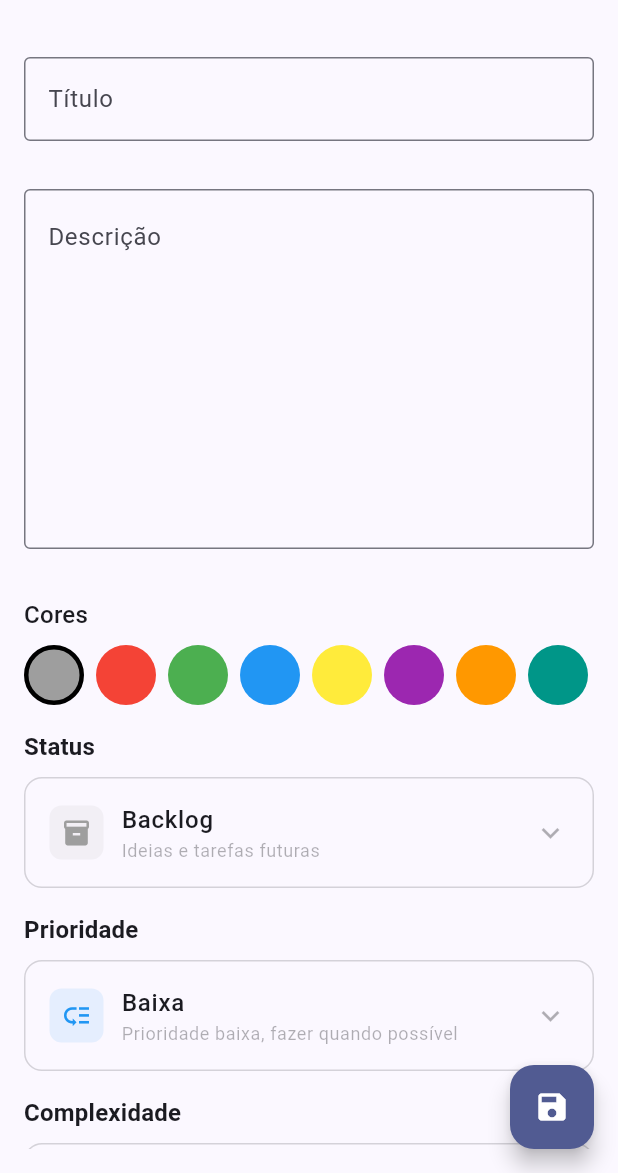
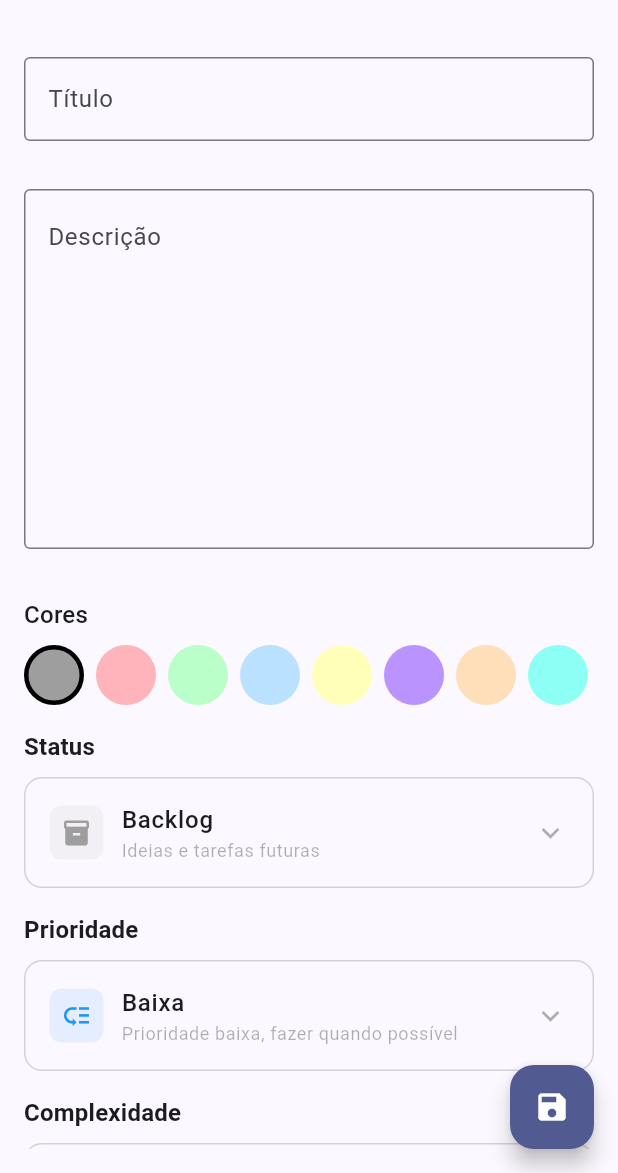
Before and after one commit to igorsantos314/flutter-ikanban-app, a Flutter app: the screen it shows after launch, after a tap on the "add" icon, on a phone screen of 412 x 824 dp, the part 63-1236 px from its top. Run offline on Flutter 3.47's test engine with Material 3 defaults, Android fonts, the phone set to English and light mode, and no system bars; our stand-ins replace drift, equatable, flutter_bloc, freezed_annotation, get_it, go_router; accounts and stored records are empty; generated files the repository leaves out were written again.

Commit message:
Refactor task form selectors and UI components
- Removed the `task_form_selectors_mixin.dart` file and integrated its functionality into the relevant UI components.
- Updated `task_item_list.dart` to enhance the display of task details, including status and priority indicators.
- Deleted the `task_type_selector.dart` file and replaced it with a new `color_selector.dart`, `complexity_selector.dart`, `date_selector_field.dart`, `form_selector_field.dart`, `priority_selector.dart`, and `status_selector.dart` to improve modularity and maintainability.
- Introduced new selector widgets for color, complexity, date, form fields, priority, and status, enhancing the user experience in task management.
- Improved the overall structure and readability of the codebase by organizing selector components into dedicated files.

```diff
--- a/lib/features/task/presentation/bloc/form/task_form_bloc.dart
+++ b/lib/features/task/presentation/bloc/form/task_form_bloc.dart
@@ -240,6 +240,7 @@ class TaskFormBloc extends Bloc<TaskEvent, TaskFormState> {
               status: task.status,
               priority: task.priority,
               complexity: task.complexity,
+              color: task.color,
               type: task.type,
               dueDate: task.dueDate,
             ),
--- a/lib/features/task/presentation/colors/task_colors.dart
+++ b/lib/features/task/presentation/colors/task_colors.dart
@@ -17,25 +17,25 @@ extension TaskColorsExtension on TaskColors {
   Color get color {
     switch (this) {
       case TaskColors.defaultColor:
-        return const Color(0xFF9E9E9E); // Gray
+        return const Color.fromARGB(255, 158, 158, 158); // Gray
       case TaskColors.red:
-        return const Color(0xFFF44336);
+        return const Color.fromARGB(255, 255, 179, 186);
       case TaskColors.green:
-        return const Color(0xFF4CAF50);
+        return const Color.fromARGB(255, 186, 255, 201);
       case TaskColors.blue:
-        return const Color(0xFF2196F3);
+        return const Color.fromARGB(255, 186, 225, 255);
       case TaskColors.yellow:
-        return const Color(0xFFFFEB3B);
+        return const Color.fromARGB(255, 255, 255, 186);
       case TaskColors.purple:
-        return const Color(0xFF9C27B0);
+        return const Color.fromARGB(255, 186, 147, 255);
       case TaskColors.orange:
-        return const Color(0xFFFF9800);
+        return const Color.fromARGB(255, 255, 223, 186);
       case TaskColors.teal:
-        return const Color(0xFF009688);
+        return const Color.fromARGB(255, 141, 255, 244);
       case TaskColors.lavender:
-        return const Color(0xFFE1BEE7);
+        return const Color.fromARGB(255, 230, 190, 255);
       case TaskColors.blueGrey:
-        return const Color(0xFF607D8B);
+        return const Color.fromARGB(255, 96, 125, 139);
     }
   }
 
--- a/lib/features/task/presentation/modals/status_selector_bottom_sheet.dart
+++ b/lib/features/task/presentation/modals/status_selector_bottom_sheet.dart
@@ -1,6 +1,6 @@
 import 'package:flutter/material.dart';
 import 'package:flutter_ikanban_app/features/task/domain/enums/task_status.dart';
-import 'package:flutter_ikanban_app/features/task/presentation/widgets/status_selector.dart';
+import 'package:flutter_ikanban_app/features/task/presentation/widgets/selectors/status_selector.dart';
 
 class StatusSelectorBottomSheet extends StatelessWidget {
   final TaskStatus selectedStatus;
--- a/lib/features/task/presentation/pages/task_list_page.dart
+++ b/lib/features/task/presentation/pages/task_list_page.dart
@@ -7,7 +7,7 @@ import 'package:flutter_ikanban_app/features/task/presentation/bloc/list/task_li
 import 'package:flutter_ikanban_app/features/task/presentation/bloc/list/task_list_state.dart';
 import 'package:flutter_ikanban_app/features/task/presentation/bloc/task_event.dart';
 import 'package:flutter_ikanban_app/features/task/presentation/modals/status_selector_bottom_sheet.dart';
-import 'package:flutter_ikanban_app/features/task/presentation/widgets/task_form_selectors_mixin.dart';
+import 'package:flutter_ikanban_app/features/task/presentation/widgets/selectors/task_form_selectors_mixin.dart';
 import 'package:flutter_ikanban_app/features/task/presentation/widgets/task_item_list.dart';
 
 class TaskListPage extends StatelessWidget {
@@ -89,7 +89,33 @@ class _TaskListPageContentState extends State<TaskListPageContent>
         ),
       ],
       child: Scaffold(
-        appBar: AppBar(title: const Text('iKanban - Tarefas')),
+        appBar: AppBar(
+          leading: Icon(
+            size: 32,
+            Icons.checklist
+          ),
+          title: const Text('OnMyBox - Tarefas'),
+          actions: [
+            IconButton(
+              iconSize: 32,
+              icon: const Icon(Icons.search),
+              onPressed: () {
+                context.read<TaskListBloc>().add(
+                      const RefreshTasksEvent(),
+                    );
+              },
+            ),
+            IconButton(
+              iconSize: 32,
+              icon: const Icon(Icons.filter_list),
+              onPressed: () {
+                context.read<TaskListBloc>().add(
+                      const RefreshTasksEvent(),
+                    );
+              },
+            ),
+          ],
+        ),
         floatingActionButton: FloatingActionButton(
           onPressed: () {
             AppNavigation.navigateToTask(context);
@@ -98,23 +124,6 @@ class _TaskListPageContentState extends State<TaskListPageContent>
         ),
         body: Column(
           children: [
-            // Search Bar
-            Padding(
-              padding: const EdgeInsets.all(16.0),
-              child: TextField(
-                decoration: const InputDecoration(
-                  hintText: 'Buscar tarefas...',
-                  prefixIcon: Icon(Icons.search),
-                  border: OutlineInputBorder(),
-                ),
-                onChanged: (value) {},
-                onSubmitted: (value) {
-                  context.read<TaskListBloc>().add(
-                    SearchTasksEvent(query: value),
-                  );
-                },
-              ),
-            ),
             // Task List
             Expanded(
               child: BlocBuilder<TaskListBloc, TaskListState>(
```
Also changed, not shown: lib/features/task/presentation/widgets/task_form_page.dart (+5 -4 lines), lib/features/task/presentation/widgets/task_item_list.dart (+83 -72 lines), lib/features/task/presentation/widgets/selectors/color_selector.dart (renamed from lib/features/task/presentation/widgets/color_selector.dart), lib/features/task/presentation/widgets/selectors/complexity_selector.dart (renamed from lib/features/task/presentation/widgets/complexity_selector.dart), lib/features/task/presentation/widgets/selectors/date_selector_field.dart (renamed from lib/features/task/presentation/widgets/date_selector_field.dart), lib/features/task/presentation/widgets/selectors/form_selector_field.dart (renamed from lib/features/task/presentation/widgets/form_selector_field.dart), lib/features/task/presentation/widgets/selectors/priority_selector.dart (renamed from lib/features/task/presentation/widgets/priority_selector.dart), lib/features/task/presentation/widgets/selectors/status_selector.dart (renamed from lib/features/task/presentation/widgets/status_selector.dart), lib/features/task/presentation/widgets/selectors/task_form_selectors_mixin.dart (renamed from lib/features/task/presentation/widgets/task_form_selectors_mixin.dart), lib/features/task/presentation/widgets/selectors/task_type_selector.dart (renamed from lib/features/task/presentation/widgets/task_type_selector.dart).
